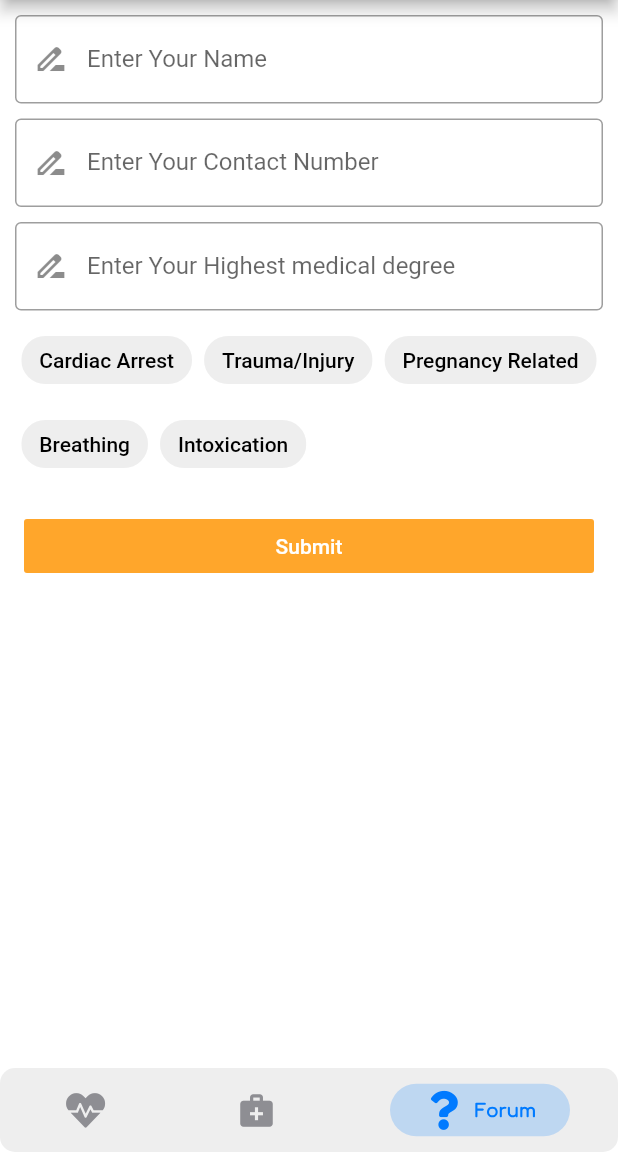
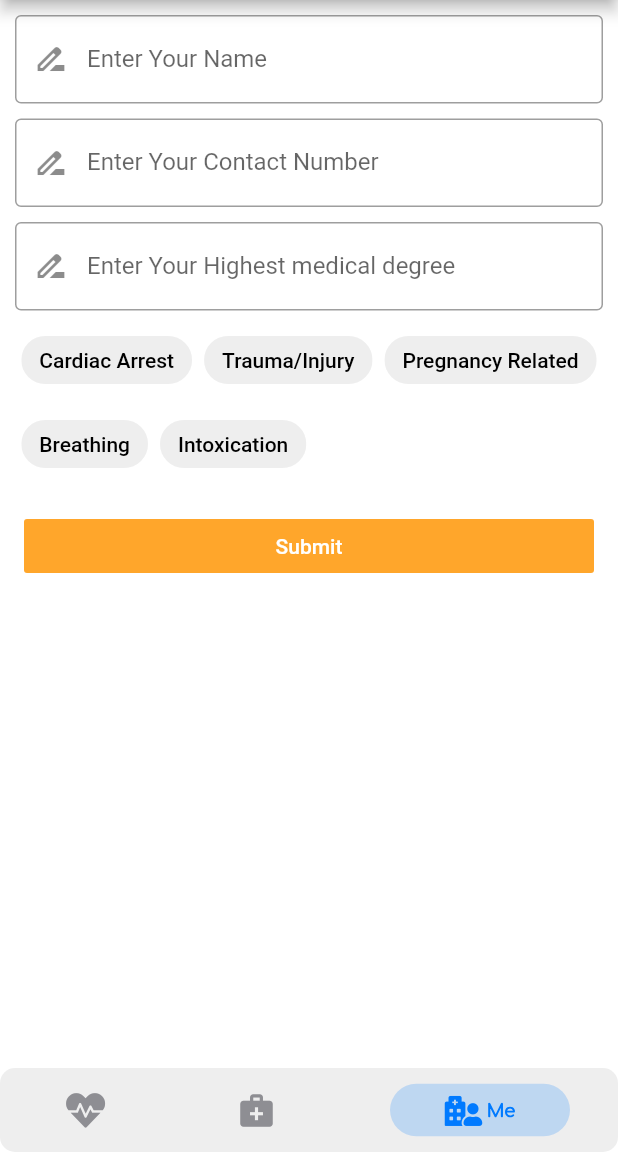
Before and after one commit to HackPartners01/doc_app, a Flutter app: the screen it shows after launch, item 3 of the bottom bar chosen, on a phone screen of 412 x 824 dp, the part 84-1236 px from its top. Run offline on Flutter 3.47's test engine with Material 2 defaults, Android fonts, the phone set to English and light mode, and no system bars; drawn by our look-alikes of persistent_bottom_nav_bar; our stand-ins replace firebase_core, firebase_database, firebase_storage, flutter_map, font_awesome_flutter, geolocator and 3 more; accounts and stored records are empty.

```diff
--- a/lib/Components/body.dart
+++ b/lib/Components/body.dart
@@ -35,8 +35,8 @@ class Body extends StatelessWidget {
         inactiveColor: CupertinoColors.systemGrey,
       ),
       PersistentBottomNavBarItem(
-        icon: Icon(FontAwesomeIcons.question),
-        title: ("Forum"),
+        icon: Icon(FontAwesomeIcons.hospitalUser, size: 20,),
+        title: ("Me"),
         activeColor: CupertinoColors.activeBlue,
         inactiveColor: CupertinoColors.systemGrey,
       ),
--- a/lib/screens/doctor_form.dart
+++ b/lib/screens/doctor_form.dart
@@ -21,11 +21,11 @@ class DoctorFormElements extends StatefulWidget {
   }
 }
 
+List<bool> check = [false, false, false, false, false];
+Set<String> selected = {};
+
 class DoctorFormElementsState extends State<DoctorFormElements> {
-
   Doctor d = Doctor();
-  Set<String> selected = {};
-  List<bool> check = [false,false,false,false,false];
 
   @override
   Widget build(BuildContext context) {
@@ -50,8 +50,7 @@ class DoctorFormElementsState extends State<DoctorFormElements> {
                       if (name.isEmpty) return 'Please Enter Your Name';
                       return null;
                     },
-                   onSaved: (val) => d.name = val
-                ),
+                    onSaved: (val) => {d.name = val.toUpperCase()}),
               ),
             ),
             Container(
@@ -66,11 +65,11 @@ class DoctorFormElementsState extends State<DoctorFormElements> {
                       border: OutlineInputBorder(),
                     ),
                     validator: (name) {
-                    if (name.isEmpty) return 'Please Enter Your Contact Number';
+                      if (name.isEmpty)
+                        return 'Please Enter Your Contact Number';
                       return null;
                     },
-                  onSaved: (val) => d.phn = val
-                ),
+                    onSaved: (val) => d.phn = val),
               ),
             ),
             Container(
@@ -84,162 +83,15 @@ class DoctorFormElementsState extends State<DoctorFormElements> {
                       border: OutlineInputBorder(),
                     ),
                     validator: (name) {
-                    if (name.isEmpty) return 'Please Enter Your Highest Degree';
+                      if (name.isEmpty)
+                        return 'Please Enter Your Highest Degree';
                       return null;
                     },
-                  onSaved: (val) => d.degree = val //TODO
+                    onSaved: (val) => d.degree = val.toUpperCase() //TODO
                     ),
               ),
             ),
-
-            Column(
-              children: [
-                Wrap(
-                  children: [
-                    Padding(
-                      padding: const EdgeInsets.all(4.0),
-                      child: FilterChip(
-                        label: Padding(
-                          padding: EdgeInsets.all(check[0]?2.0:0.0),
-                          child: Text('Cardiac Arrest'),
-                        ),
-                        backgroundColor: kColorLightGrey,
-                        selectedColor: kColorDarkGrey,
-                        labelStyle: TextStyle(color: check[0]?Colors.white: Colors.black),
-                        showCheckmark: true,
-                        checkmarkColor: kColorOrange,
-                        selected: check[0],
-                        onSelected: (bool value) {
-                          if(value){
-                            selected.add('Cardiac Arrest');
-                            setState(() {
-                              check[0] = true;
-                            });
-                          }else{
-                            selected.remove('Cardiac Arrest');
-                            setState(() {
-                              check[0] = false;
-                            });
-                          }
-                        },
-                      ),
-                    ),
-                    Padding(
-                      padding: const EdgeInsets.all(4.0),
-                      child: FilterChip(
-                        backgroundColor: kColorLightGrey,
-                        selectedColor: kColorDarkGrey,
-                        labelStyle: TextStyle(color: check[1]?Colors.white: Colors.black),
-                        label: Padding(
-                          padding: EdgeInsets.all(check[1]?2.0:0.0),
-                          child: Text('Trauma/Injury'),
-                        ),
-                        showCheckmark: true,
-                        checkmarkColor: kColorOrange,
-                        selected: check[1],
-                        onSelected: (bool value) {
-                          if(value){
-                            selected.add('Trauma/Injury');
-                            setState(() {
-                              check[1] = true;
-                            });
-                          }else {
-                            selected.remove('Cardiac Arrest');
-                            setState(() {
-                              check[1] = false;
-                            });
-                          }
-                        },
-                      ),
-                    ),
-                    Padding(
-                      padding: const EdgeInsets.all(4.0),
-                      child: FilterChip(
-                        backgroundColor: kColorLightGrey,
-                        selectedColor: kColorDarkGrey,
-                        labelStyle: TextStyle(color: check[2]?Colors.white: Colors.black),
-                        label: Padding(
-                          padding: EdgeInsets.all(check[2]?2.0:0.0),
-                          child: Text('Pregnancy Related'),
-                        ),
-                        showCheckmark: true,
-                        checkmarkColor: kColorOrange,
-                        selected: check[2],
-                        onSelected: (bool value) {
-                          if(value){
-                            selected.add('Pregnancy Related');
-                            setState(() {
-                              check[2] = true;
-                            });
-                          }else{
-                            selected.remove('Pregnancy Related');
-                            setState(() {
-                              check[2] = false;
-                            });
-                          }
-                        },
-                      ),
-                    ),
-                    Padding(
-                      padding: const EdgeInsets.all(4.0),
-                      child: FilterChip(
-                        backgroundColor: kColorLightGrey,
-                        selectedColor: kColorDarkGrey,
-                        labelStyle: TextStyle(color: check[3]?Colors.white: Colors.black),
-                        label: Padding(
-                          padding: EdgeInsets.all(check[3]?2.0:0.0),
-                          child: Text('Breathing'),
-                        ),
-                        showCheckmark: true,
-                        checkmarkColor: kColorOrange,
-                        selected: check[3],
-                        onSelected: (bool value) {
-                          if(value){
-                            selected.add('Breathing Issues');
-                            setState(() {
-                              check[3] = true;
-                            });
-                          }else{
-                            selected.remove('Breathing Issues');
-                            setState(() {
-                              check[3] = false;
-                            });
-                          }
-                        },
-                      ),
-                    ),
-                    Padding(
-                      padding: const EdgeInsets.all(4.0),
-                      child: FilterChip(
-                        backgroundColor: kColorLightGrey,
-                        selectedColor: kColorDarkGrey,
-                        labelStyle: TextStyle(color: check[4]?Colors.white: Colors.black),
-                        label: Padding(
-                          padding: EdgeInsets.all(check[4]?2.0:0.0),
-                          child: Text('Intoxication'),
-                        ),
-                        showCheckmark: true,
-                        checkmarkColor: kColorOrange,
-                        selected: check[4],
-                        onSelected: (bool value) {
-                          if(value){
-                            selected.add('Intoxication');
-                            setState(() {
-                              check[4] = true;
-                            });
-                          }else{
-                            selected.remove('Intoxication');
-                            setState(() {
-                              check[4] = false;
-                            });
-                          }
-                        },
-                      ),
-                    ),
-                  ],
-                ),
-              ],
-            ),
+            CategoryChips(),
             Padding(
               padding: const EdgeInsets.all(16.0),
               child: FlatButton(
@@ -271,3 +123,170 @@ class DoctorFormElementsState extends State<DoctorFormElements> {
     );
   }
 }
+
+class CategoryChips extends StatefulWidget {
+  @override
+  State<StatefulWidget> createState() {
+    // TODO: implement createState
+    return CategoryChipsState();
+  }
+}
+
+class CategoryChipsState extends State<CategoryChips> {
+  @override
+  Widget build(BuildContext context) {
+    return Column(
+      children: [
+        Wrap(
+          children: [
+            Padding(
+              padding: const EdgeInsets.all(4.0),
+              child: FilterChip(
+                label: Padding(
+                  padding: EdgeInsets.all(check[0] ? 2.0 : 0.0),
+                  child: Text('Cardiac Arrest'),
+                ),
+                backgroundColor: kColorLightGrey,
+                selectedColor: kColorDarkGrey,
+                labelStyle:
+                    TextStyle(color: check[0] ? Colors.white : Colors.black),
+                showCheckmark: true,
+                checkmarkColor: kColorOrange,
+                selected: check[0],
+                onSelected: (bool value) {
+                  if (value) {
+                    selected.add('Cardiac Arrest');
+                    setState(() {
+                      check[0] = true;
+                    });
+                  } else {
+                    selected.remove('Cardiac Arrest');
+                    setState(() {
+                      check[0] = false;
+                    });
+                  }
+                },
+              ),
+            ),
+            Padding(
+              padding: const EdgeInsets.all(4.0),
+              child: FilterChip(
+                backgroundColor: kColorLightGrey,
+                selectedColor: kColorDarkGrey,
+                labelStyle:
+                    TextStyle(color: check[1] ? Colors.white : Colors.black),
+                label: Padding(
+                  padding: EdgeInsets.all(check[1] ? 2.0 : 0.0),
+                  child: Text('Trauma/Injury'),
+                ),
+                showCheckmark: true,
+                checkmarkColor: kColorOrange,
+                selected: check[1],
+                onSelected: (bool value) {
+                  if (value) {
+                    selected.add('Trauma/Injury');
+                    setState(() {
+                      check[1] = true;
+                    });
+                  } else {
+                    selected.remove('Cardiac Arrest');
+                    setState(() {
+                      check[1] = false;
+                    });
+                  }
+                },
+              ),
+            ),
+            Padding(
+              padding: const EdgeInsets.all(4.0),
+              child: FilterChip(
+                backgroundColor: kColorLightGrey,
+                selectedColor: kColorDarkGrey,
+                labelStyle:
+                    TextStyle(color: check[2] ? Colors.white : Colors.black),
+                label: Padding(
+                  padding: EdgeInsets.all(check[2] ? 2.0 : 0.0),
+                  child: Text('Pregnancy Related'),
+                ),
+                showCheckmark: true,
+                checkmarkColor: kColorOrange,
+                selected: check[2],
+                onSelected: (bool value) {
+                  if (value) {
+                    selected.add('Pregnancy Related');
+                    setState(() {
+                      check[2] = true;
+                    });
+                  } else {
+                    selected.remove('Pregnancy Related');
+                    setState(() {
+                      check[2] = false;
+                    });
+                  }
+                },
+              ),
+            ),
+            Padding(
+              padding: const EdgeInsets.all(4.0),
+              child: FilterChip(
+                backgroundColor: kColorLightGrey,
+                selectedColor: kColorDarkGrey,
+                labelStyle:
+                    TextStyle(color: check[3] ? Colors.white : Colors.black),
+                label: Padding(
+                  padding: EdgeInsets.all(check[3] ? 2.0 : 0.0),
+                  child: Text('Breathing'),
+                ),
+                showCheckmark: true,
+                checkmarkColor: kColorOrange,
+                selected: check[3],
+                onSelected: (bool value) {
+                  if (value) {
+                    selected.add('Breathing Issues');
+                    setState(() {
+                      check[3] = true;
+                    });
+                  } else {
+                    selected.remove('Breathing Issues');
+                    setState(() {
+                      check[3] = false;
+                    });
+                  }
+                },
+              ),
+            ),
+            Padding(
+              padding: const EdgeInsets.all(4.0),
+              child: FilterChip(
+                backgroundColor: kColorLightGrey,
+                selectedColor: kColorDarkGrey,
+                labelStyle:
+                    TextStyle(color: check[4] ? Colors.white : Colors.black),
+                label: Padding(
+                  padding: EdgeInsets.all(check[4] ? 2.0 : 0.0),
+                  child: Text('Intoxication'),
+                ),
+                showCheckmark: true,
+                checkmarkColor: kColorOrange,
+                selected: check[4],
+                onSelected: (bool value) {
+                  if (value) {
+                    selected.add('Intoxication');
+                    setState(() {
+                      check[4] = true;
+                    });
+                  } else {
+                    selected.remove('Intoxication');
+                    setState(() {
+                      check[4] = false;
+                    });
+                  }
+                },
+              ),
+            ),
+          ],
+        ),
+      ],
+    );
+  }
+}
--- a/pubspec.yaml
+++ b/pubspec.yaml
@@ -40,6 +40,8 @@ dependencies:
   image_cropper: ^1.3.1
   image_picker: ^0.6.7+14
   firebase_messaging:
+  sqflite:
+  path:
 
 #  mapbox_gl: ^0.9.0
   flutter_map: ^0.10.1+1
```
Also changed, not shown: lib/screens/doctor_page.dart (+12 -4 lines), 1 other file. Lines whose indentation alone changed are shown as unchanged.
